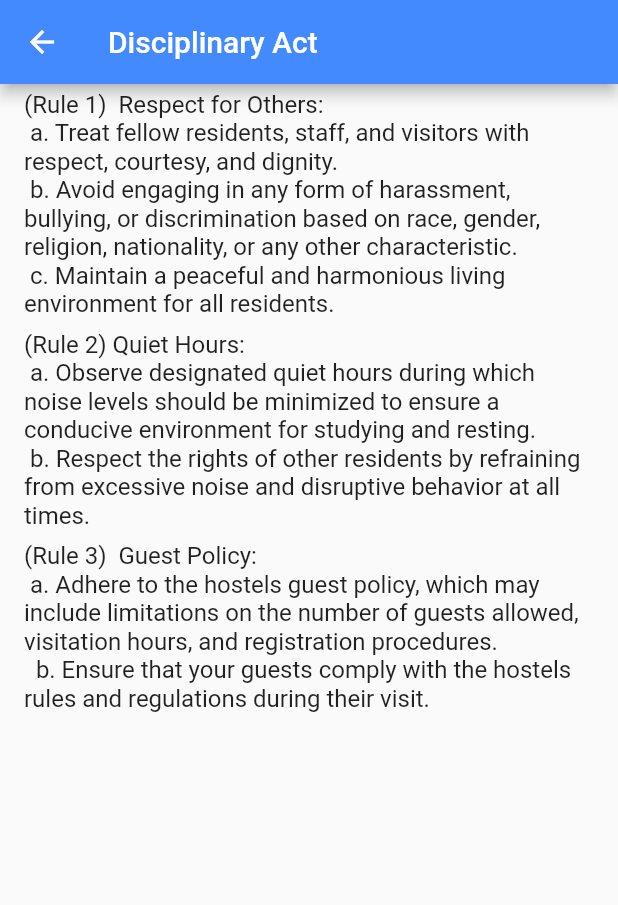
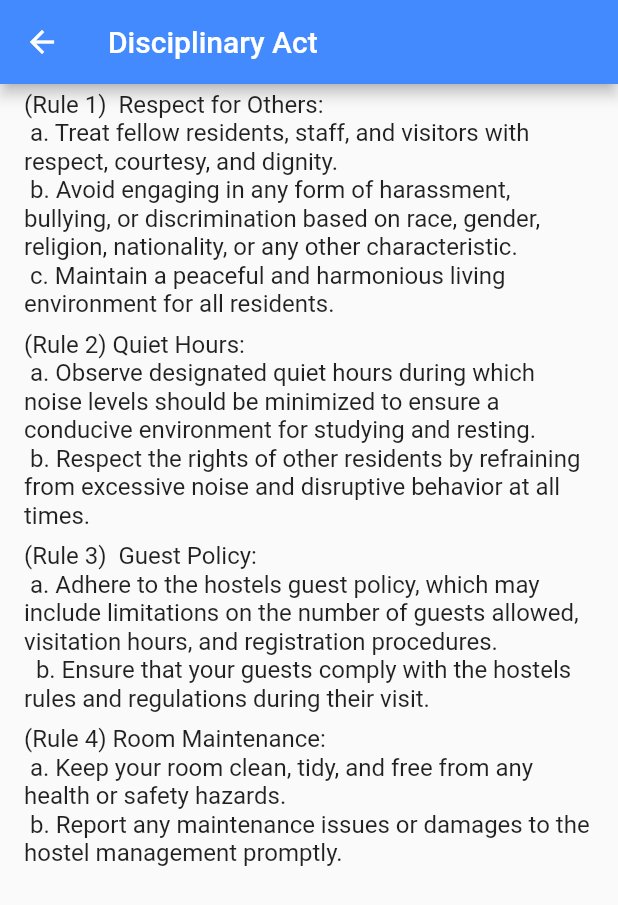
Before and after one commit to nwj002/Unistay, a Flutter app: the Disciplinary screen opened directly, on a phone screen of 412 x 824 dp. Shown: the top 905 px of the screen. Run offline on Flutter 3.47's test engine with Material 2 defaults, Android fonts, the phone set to English and light mode, and no system bars; our stand-ins replace cloud_firestore, file_picker, firebase_auth, firebase_core, firebase_storage, flutter_animate and 7 more; missing offline and left inert: image_downloader; accounts and stored records are empty; Roboto replaces fonts that are missing (Brazila).

Commit message:
disciplinary act rule no 4 added

```diff
--- a/lib/presentation/screen/student/Drawer/diciplinary_act.dart
+++ b/lib/presentation/screen/student/Drawer/diciplinary_act.dart
@@ -27,6 +27,9 @@ class _DisciplinaryState extends State<Disciplinary> {
       ListTile(
         title: Text('(Rule 3)  Guest Policy: \n a. Adhere to the hostels guest policy, which may include limitations on the number of guests allowed, visitation hours, and registration procedures.\n  b. Ensure that your guests comply with the hostels rules and regulations during their visit. '),
       ),
+      ListTile(
+        title: Text ('(Rule 4) Room Maintenance: \n a. Keep your room clean, tidy, and free from any health or safety hazards. \n b. Report any maintenance issues or damages to the hostel management promptly. '),
+      ),
 
     ],
     ),
```
